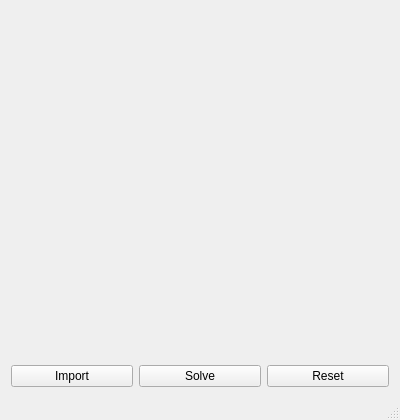
Before: the Qt Designer form src/mainwindow.ui in jonpas/FERI-SudokuDLX, drawn with Qt 5.
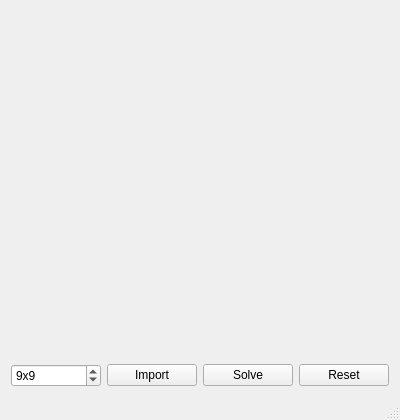
After: the same form once the commit is applied.

Commit message: Add grid size spin box with custom steps, Improve grid size scaling

What changed in the file:
```diff
--- a/src/mainwindow.ui
+++ b/src/mainwindow.ui
@@ -84,6 +84,22 @@
     </item>
     <item>
      <layout class="QHBoxLayout" name="horizontalLayout">
+      <item>
+       <widget class="QSpinBox" name="spinBoxSize">
+        <property name="suffix">
+         <string>x9</string>
+        </property>
+        <property name="minimum">
+         <number>4</number>
+        </property>
+        <property name="maximum">
+         <number>25</number>
+        </property>
+        <property name="value">
+         <number>9</number>
+        </property>
+       </widget>
+      </item>
       <item>
        <widget class="QPushButton" name="pushButtonImport">
         <property name="text">
```
The commit also changes 2 other files.
